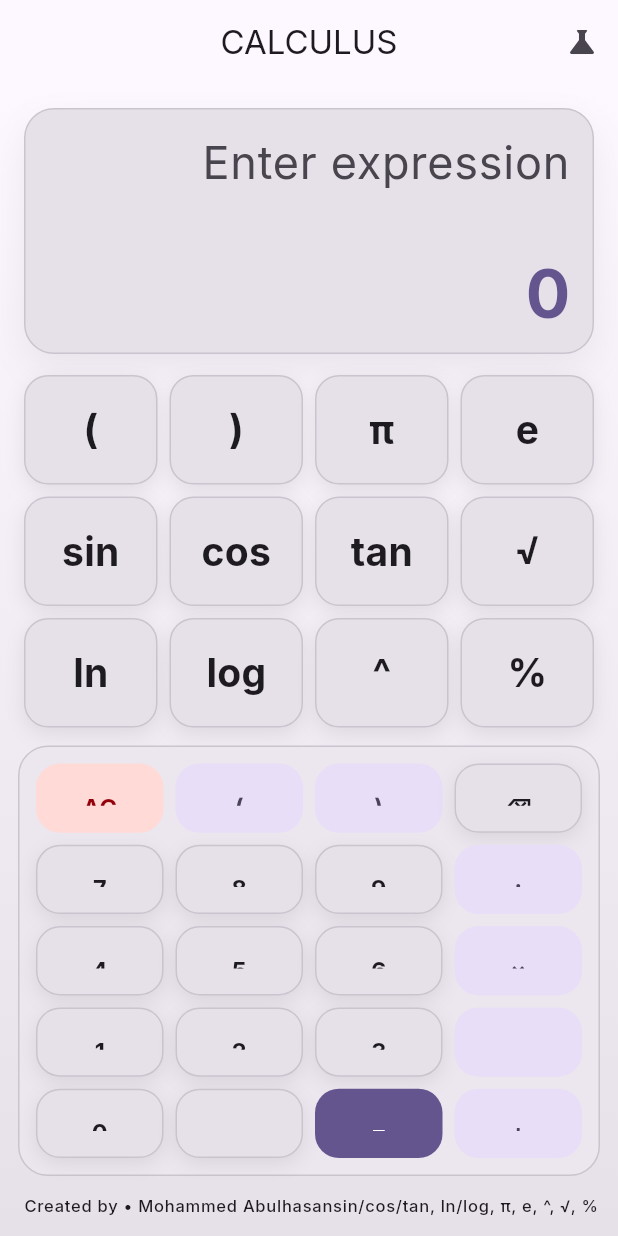
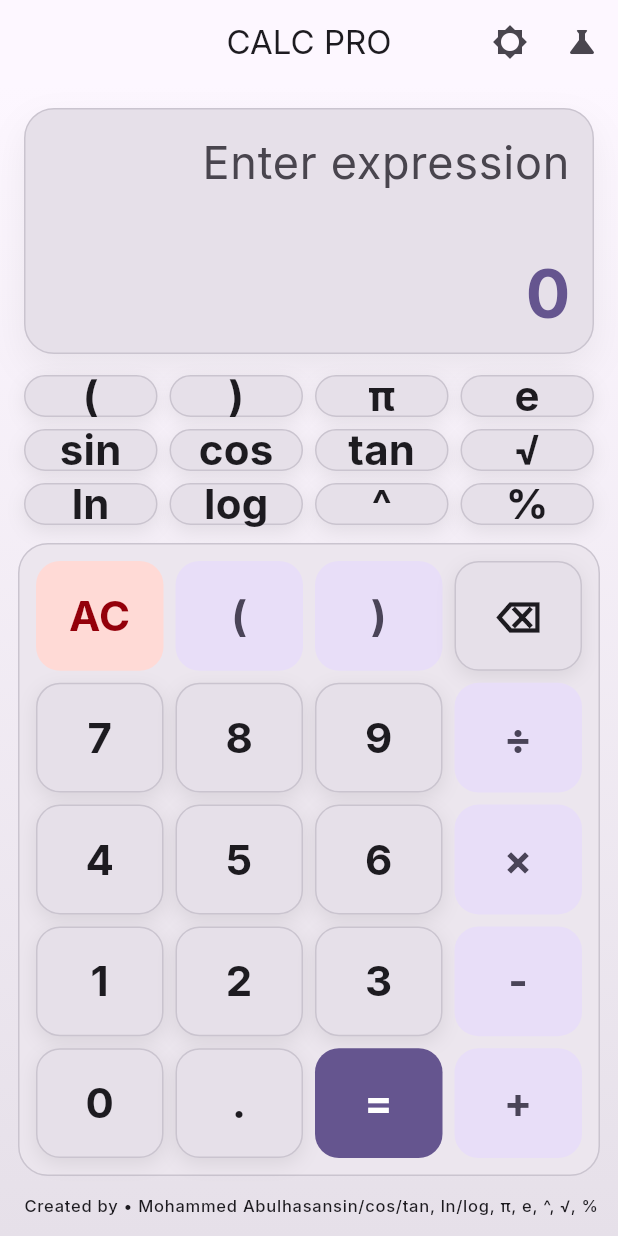
Before and after one commit to abulhasan-18/mobile-calculator-app, a Flutter app: the screen it shows after launch, on a phone screen of 412 x 824 dp. Run offline on Flutter 3.47's test engine with Material 3 defaults, Android fonts, the phone set to English and light mode, and no system bars; our stand-ins replace google_fonts, math_expressions.

Commit message:
scientific calculator app with a fresh blue theme and some UI tweaks

```diff
--- a/lib/main.dart
+++ b/lib/main.dart
@@ -9,24 +9,35 @@ void main() {
   runApp(const CalcProApp());
 }
 
-class CalcProApp extends StatelessWidget {
+class CalcProApp extends StatefulWidget {
   const CalcProApp({super.key});
 
   @override
-  Widget build(BuildContext context) {
+  State<CalcProApp> createState() => _CalcProAppState();
+}
+
+class _CalcProAppState extends State<CalcProApp> {
+  ThemeMode _mode = ThemeMode.system;
+
+  void _toggleTheme() {
+    setState(() {
+      _mode = (_mode == ThemeMode.dark) ? ThemeMode.light : ThemeMode.dark;
+    });
+  }
+
+  void _setSystemTheme() {
+    setState(() => _mode = ThemeMode.system);
+  }
+
+  ThemeData _themed(Brightness b) {
     const seed = Color(0xFF6750A4);
-
-    ThemeData themed(Brightness b) {
     final base = ThemeData(
       useMaterial3: true,
       colorScheme: ColorScheme.fromSeed(seedColor: seed, brightness: b),
       brightness: b,
     );
-      // we’ll apply a device-aware factor via MaterialApp.builder below,
-      // so keep textTheme at 1.0 here and just switch to Google Fonts.
     final inter = GoogleFonts.interTextTheme(base.textTheme);
     final display = GoogleFonts.spaceGroteskTextTheme(base.textTheme);
-
     return base.copyWith(
       textTheme: inter.copyWith(
         headlineMedium: display.headlineMedium,
@@ -35,27 +46,29 @@ class CalcProApp extends StatelessWidget {
     );
   }
 
+  @override
+  Widget build(BuildContext context) {
     return MaterialApp(
       debugShowCheckedModeBanner: false,
-      title: 'Calculus',
-      themeMode: ThemeMode.system,
-      theme: themed(Brightness.light),
-      darkTheme: themed(Brightness.dark),
-
-      // Builder lets us cap extreme OS textScale and add a gentle device scale
+      title: 'Calc Pro',
+      // Uncomment if you want to always show Latin digits:
+      // locale: const Locale('en'),
+      themeMode: _mode,
+      theme: _themed(Brightness.light),
+      darkTheme: _themed(Brightness.dark),
       builder: (context, child) {
         final mq = MediaQuery.of(context);
-        // Respect accessibility but keep UI intact.
-        final clampedOsScale =
+        final clamped =
             mq.textScaler.clamp(minScaleFactor: 0.8, maxScaleFactor: 1.4);
-
         return MediaQuery(
-          data: mq.copyWith(textScaler: clampedOsScale),
-          child: child ?? const SizedBox.shrink(),
-        );
+            data: mq.copyWith(textScaler: clamped),
+            child: child ?? const SizedBox.shrink());
       },
-
-      home: const CalculatorPage(),
+      home: CalculatorPage(
+        themeMode: _mode,
+        onToggleTheme: _toggleTheme,
+        onSystemTheme: _setSystemTheme,
+      ),
     );
   }
 }
--- a/lib/src/calculator_page.dart
+++ b/lib/src/calculator_page.dart
@@ -4,7 +4,16 @@ import 'package:math_expressions/math_expressions.dart';
 import 'widgets/calc_button.dart';
 
 class CalculatorPage extends StatefulWidget {
-  const CalculatorPage({super.key});
+  const CalculatorPage({
+    super.key,
+    required this.themeMode,
+    required this.onToggleTheme,
+    required this.onSystemTheme,
+  });
+
+  final ThemeMode themeMode;
+  final VoidCallback onToggleTheme; // tap: light<->dark
+  final VoidCallback onSystemTheme; // long-press: back to system
 
   @override
   State<CalculatorPage> createState() => _CalculatorPageState();
@@ -93,13 +102,39 @@ class _CalculatorPageState extends State<CalculatorPage> {
     final cs = Theme.of(context).colorScheme;
     final isDark = Theme.of(context).brightness == Brightness.dark;
 
+    IconData themeIcon() {
+      // show icon based on *effective* theme
+      if (widget.themeMode == ThemeMode.system) {
+        return isDark ? Icons.brightness_2 : Icons.brightness_5; // moon/sun-ish
+      }
+      return (widget.themeMode == ThemeMode.dark)
+          ? Icons.dark_mode
+          : Icons.light_mode;
+    }
+
+    String themeTooltip() {
+      final m = widget.themeMode;
+      return m == ThemeMode.system
+          ? 'Theme: System (tap to toggle, long-press to keep System)'
+          : 'Theme: ${m == ThemeMode.dark ? "Dark" : "Light"} (tap to toggle, long-press System)';
+    }
+
     return Scaffold(
       extendBody: true,
       appBar: AppBar(
-        title: const Text('CALCULUS'),
+        title: const Text('CALC PRO'),
         centerTitle: true,
         scrolledUnderElevation: 0,
         actions: [
+          // THEME TOGGLE (near the scientific icon)
+          GestureDetector(
+            onLongPress: widget.onSystemTheme, // long-press -> system
+            child: IconButton(
+              tooltip: themeTooltip(),
+              icon: Icon(themeIcon()),
+              onPressed: widget.onToggleTheme, // tap -> light<->dark
+            ),
+          ),
           // Scientific toggle
           IconButton(
             tooltip: _showScientific ? 'Hide scientific' : 'Show scientific',
@@ -373,10 +408,15 @@ class _MainPad extends StatelessWidget {
   }
 }
 
-class _BottomHints extends StatelessWidget {
+class _BottomHints extends StatefulWidget {
   final bool isDark;
   const _BottomHints({required this.isDark});
 
+  @override
+  State<_BottomHints> createState() => _BottomHintsState();
+}
+
+class _BottomHintsState extends State<_BottomHints> {
   @override
   Widget build(BuildContext context) {
     final t = Theme.of(context).textTheme.labelSmall;
--- a/lib/src/widgets/calc_button.dart
+++ b/lib/src/widgets/calc_button.dart
@@ -43,9 +43,36 @@ class _CalcButtonState extends State<CalcButton> {
 
     return LayoutBuilder(
       builder: (context, constraints) {
-        final shortest = constraints.biggest.shortestSide;
-        // label ~ 34% of the button’s shortest side — feels balanced on phones/tablets
-        final fs = (shortest * 0.34).clamp(14.0, 26.0);
+        final w = constraints.maxWidth;
+        final h = constraints.maxHeight;
+
+        // Size text based on actual box; clamp for sanity.
+        final fs = (0.42 * (w < h ? w : h)).clamp(14.0, 28.0);
+
+        // Remove big fixed paddings; let the box height breathe.
+        final content = Center(
+          child: Text(
+            widget.label,
+            locale: const Locale('en'), // ensure Latin digits here too
+            textAlign: TextAlign.center,
+            textHeightBehavior: const TextHeightBehavior(
+              applyHeightToFirstAscent: true,
+              applyHeightToLastDescent: true,
+              leadingDistribution: TextLeadingDistribution.even,
+            ),
+            style: TextStyle(
+              fontSize: fs,
+              height: 1.0, // no extra line gap → no crop
+              fontWeight: FontWeight.w700,
+              color: fg,
+              letterSpacing: 0.2,
+            ),
+          ),
+        );
+
+        // Lock OS text scaling just for labels so they never overflow.
+        final mq = MediaQuery.of(context);
+        final noScale = mq.copyWith(textScaler: const TextScaler.linear(1.0));
 
         return AnimatedScale(
           duration: const Duration(milliseconds: 90),
@@ -79,21 +106,7 @@ class _CalcButtonState extends State<CalcButton> {
                   setState(() => _pressed = false);
                   widget.onTap();
                 },
-                child: Padding(
-                  padding: const EdgeInsets.symmetric(vertical: 18),
-                  child: Center(
-                    child: Text(
-                      widget.label,
-                      // responsive font size here
-                      style: TextStyle(
-                        fontSize: fs,
-                        fontWeight: FontWeight.w700,
-                        color: fg,
-                        letterSpacing: 0.2,
-                      ),
-                    ),
-                  ),
-                ),
+                child: MediaQuery(data: noScale, child: content),
               ),
             ),
           ),
--- a/pubspec.yaml
+++ b/pubspec.yaml
@@ -37,6 +37,7 @@ dependencies:
   google_fonts: ^6.2.1
   math_expressions: ^2.6.0
   auto_size_text: ^3.0.0
+  intl: ^0.19.0
 
 dev_dependencies:
   flutter_test:
```
Also changed, not shown: 2 other files. Lines whose indentation alone changed are shown as unchanged.
